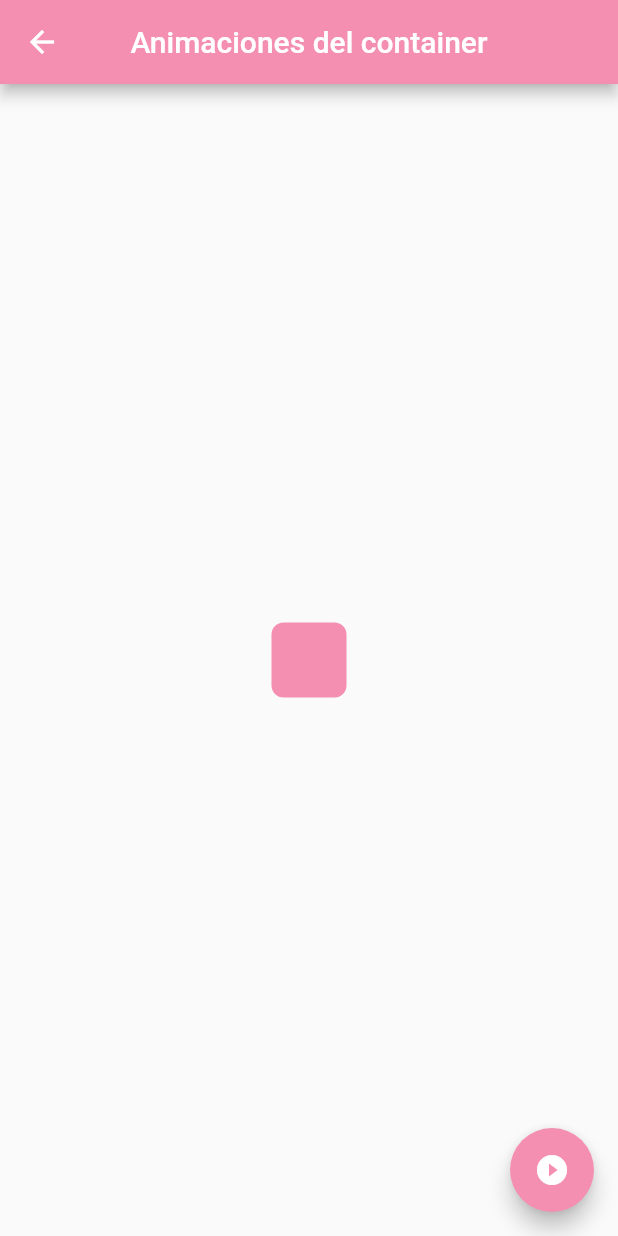
After one commit to Penguin424/flutter_componentes_prueba, a Flutter app: the AnimatedContainerPage screen opened by its route, on a phone screen of 412 x 824 dp. The commit adds this screen. Run offline on Flutter 3.47's test engine with Material 2 defaults, Android fonts, the phone set to English and light mode, and no system bars.

Commit message:
Animaciones agregadas

```diff
--- a/data/menu_opts.json
+++ b/data/menu_opts.json
@@ -15,6 +15,11 @@
             "ruta" : "card",
             "icon" : "folder_open",
             "texto": "Cards - Tarjetas"
+        },
+        {
+            "ruta" : "animatedContainer",
+            "icon" : "donut_large",
+            "texto": "Animated Container"
         }
     ]
 }
--- a/lib/src/Routes/routes.dart
+++ b/lib/src/Routes/routes.dart
@@ -1,5 +1,7 @@
 import 'package:componentes/src/pages/Alert_pages.dart';
+import 'package:componentes/src/pages/Animated_container.dart';
 import 'package:componentes/src/pages/Avatar_pages.dart';
+import 'package:componentes/src/pages/Card_Pages.dart';
 import 'package:componentes/src/pages/Home.dart';
 import 'package:flutter/material.dart';
 
@@ -9,5 +11,7 @@ Map<String, WidgetBuilder> getApplicationRoutes()
     '/': (BuildContext context) => Home(),
     'alert': (BuildContext context) => AlertPage(),
     'avatar': (BuildContext context) => AvatarPage(),
+    'card': (BuildContext context) => CardPage(),
+    'animatedContainer': (BuildContext context) => AnimatedContainerPage(),
   };
 }
--- /dev/null
+++ b/lib/src/pages/Animated_container.dart
@@ -0,0 +1,63 @@
+import 'dart:math';
+
+import 'package:flutter/material.dart';
+
+class AnimatedContainerPage extends StatefulWidget {
+  AnimatedContainerPage({Key key}) : super(key: key);
+
+  @override
+  _AnimatedContainerPageState createState() => _AnimatedContainerPageState();
+}
+
+class _AnimatedContainerPageState extends State<AnimatedContainerPage> {
+
+  double _width = 50.0;
+  double _height = 50.0;
+  Color _color = Colors.pink[200];
+  BorderRadiusGeometry _borderRadius = BorderRadius.circular(8.0);
+
+  @override
+  Widget build(BuildContext context) {
+    return Container(
+       child: Scaffold(
+         appBar: AppBar(
+           backgroundColor: _color,
+           title: Text('Animaciones del container'),
+           centerTitle: true,
+         ),
+         body: Center(
+           child: AnimatedContainer(
+             width: _width,
+             height: _height,
+             decoration: BoxDecoration(
+               borderRadius: _borderRadius,
+               color: _color
+             ),
+             duration: Duration(seconds: 1),
+             curve: Curves.fastOutSlowIn,
+           ),
+         ),
+        floatingActionButton: FloatingActionButton(
+          backgroundColor: _color,
+          onPressed: () => _cambiarForma(),
+          child: Icon(Icons.play_circle_filled),
+        ),
+       )
+    );
+  }
+
+  void _cambiarForma()
+  {
+
+    final random = Random();
+
+    setState(() {
+      _width = random.nextInt(300).toDouble();
+      _height = random.nextInt(300).toDouble();
+      _color = Color.fromRGBO(random.nextInt(255), random.nextInt(255), random.nextInt(255), 1);
+      _borderRadius = BorderRadius.circular(random.nextInt(100).toDouble());
+    });
+
+  }
+
+}
--- a/lib/src/utils/icon_string_util.dart
+++ b/lib/src/utils/icon_string_util.dart
@@ -4,6 +4,7 @@ final _icons = <String, IconData>{
   'add_alert': Icons.add_alert,
   'accessibility': Icons.accessibility,
   'folder_open': Icons.folder_open,
+  'donut_large': Icons.donut_large,
 };
 
 Icon getIcon(String nombreIcono)
--- a/pubspec.yaml
+++ b/pubspec.yaml
@@ -47,7 +47,7 @@ flutter:
   # To add assets to your application, add an assets section, like this:
   assets:
     - data/menu_opts.json
-  #  - images/a_dot_ham.jpeg
+    - assets/
 
   # An image asset can refer to one or more resolution-specific "variants", see
   # https://flutter.dev/assets-and-images/#resolution-aware.
```
Also changed, not shown: lib/src/pages/Alert_pages.dart (+40 -0 lines), lib/src/pages/Avatar_pages.dart (+22 -0 lines), lib/src/pages/Card_Pages.dart (added, +96 -0 lines), assets/jar-loading.gif (added).
